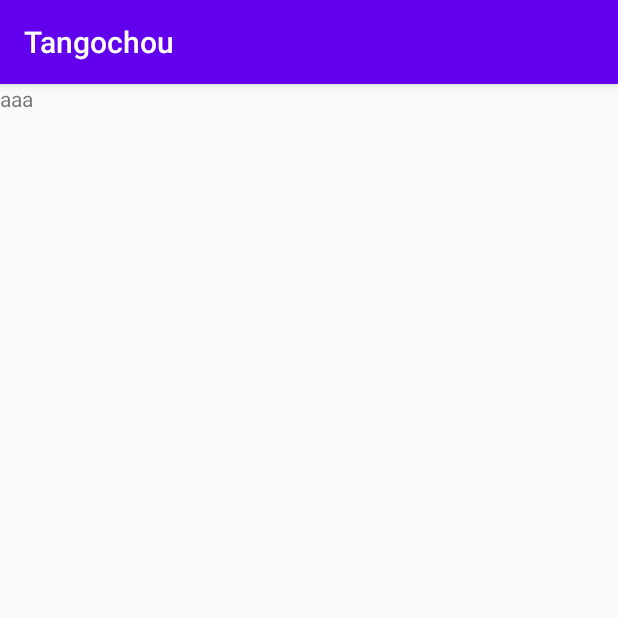
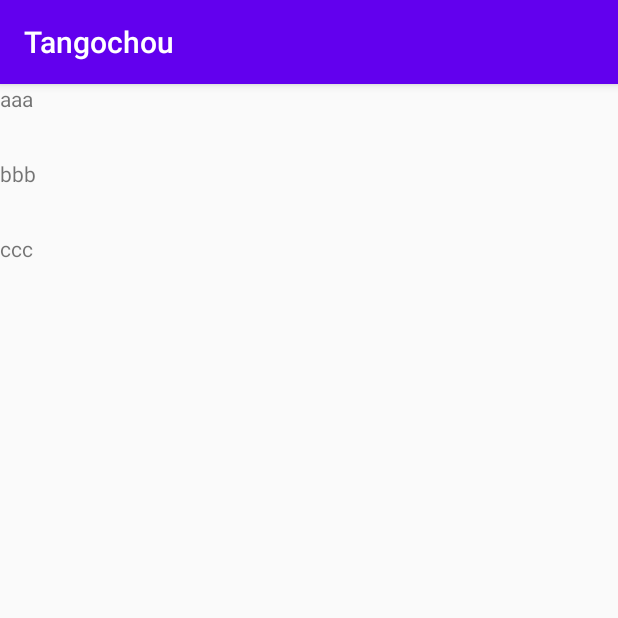
Before and after one commit to GunjiKatsunori/Tangochou, an Android app: the screen it shows after launch (FolderListActivity), on a phone screen of 412 x 824 dp, the top half of it. Run offline under Robolectric (Android 15) with nearby library versions, the phone set to English and light mode, and no system bars.

Commit message:
ビューの修正

```diff
--- a/app/src/main/res/layout/folder_item.xml
+++ b/app/src/main/res/layout/folder_item.xml
@@ -1,7 +1,8 @@
 <?xml version="1.0" encoding="utf-8"?>
 <androidx.constraintlayout.widget.ConstraintLayout
-    xmlns:android="http://schemas.android.com/apk/res/android" android:layout_width="match_parent"
-    android:layout_height="match_parent">
+    xmlns:android="http://schemas.android.com/apk/res/android"
+    android:layout_width="match_parent"
+    android:layout_height="wrap_content">
 
     <TextView
         android:id="@+id/folder_name"
--- a/app/src/main/res/layout/folder_list.xml
+++ b/app/src/main/res/layout/folder_list.xml
@@ -8,8 +8,8 @@
 
     <androidx.recyclerview.widget.RecyclerView
         android:id="@+id/folder_recycler_view"
-        android:layout_width="409dp"
-        android:layout_height="729dp"
+        android:layout_width="match_parent"
+        android:layout_height="match_parent"
         tools:layout_editor_absoluteX="1dp"
         tools:layout_editor_absoluteY="1dp" />
 </androidx.constraintlayout.widget.ConstraintLayout>
```
